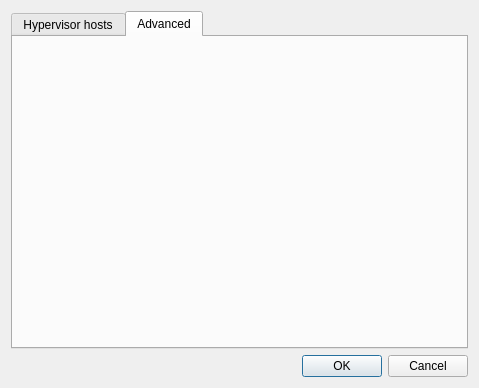
First picture: the form in settingsdialog.ui, repository erebetez/VirtualBoxManager, before the edit.
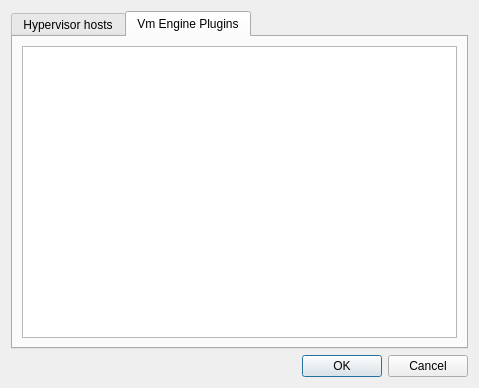
Second picture: the form after the edit. The open tabs and pages were chosen to show the change.

```diff
--- a/settingsdialog.ui
+++ b/settingsdialog.ui
@@ -93,8 +93,13 @@
      </widget>
      <widget class="QWidget" name="tab_2">
       <attribute name="title">
-       <string>Advanced</string>
+       <string>Vm Engine Plugins</string>
       </attribute>
+      <layout class="QVBoxLayout" name="verticalLayout_3">
+       <item>
+        <widget class="QListWidget" name="listWidget"/>
+       </item>
+      </layout>
      </widget>
     </widget>
    </item>
```
Left out of the diff: 3 changed lines with no effect on the pictures.
